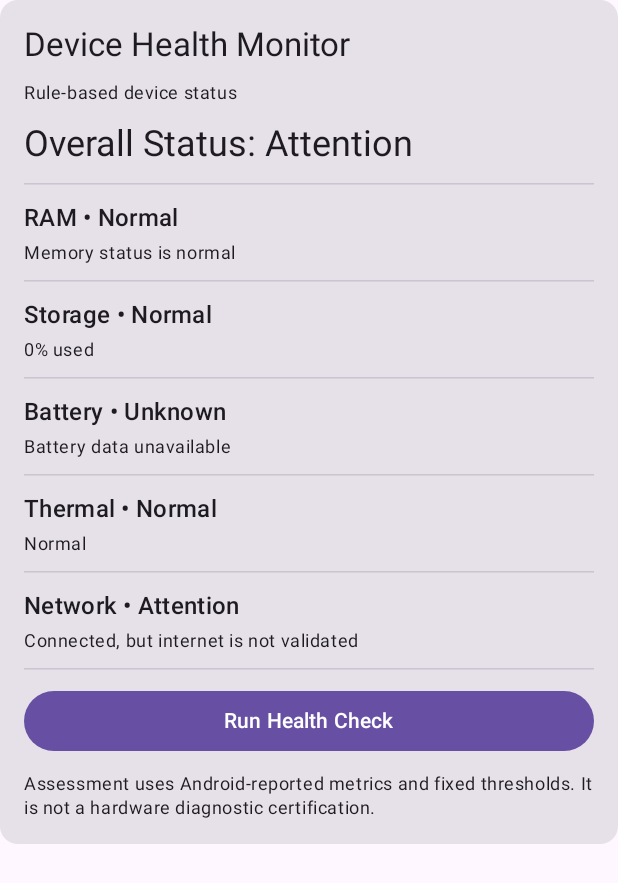
After one commit to anbsolution/Device-manager, an Android app built with Jetpack Compose: the composable DeviceHealthPanel shown on its own in the app's theme, on a phone screen of 412 x 824 dp. The commit adds this screen. Shown: the top 883 px of the screen. Run offline under Robolectric (Android 15) with nearby library versions, the phone set to English and light mode, and no system bars.

Commit message:
Add Phase 10 device health monitoring

```diff
--- a/app/build.gradle.kts
+++ b/app/build.gradle.kts
@@ -13,8 +13,8 @@ android {
         applicationId = "com.anb.devicemanager"
         minSdk = 26
         targetSdk = 35
-        versionCode = 7
-        versionName = "1.6.0"
+        versionCode = 8
+        versionName = "1.7.0"
     }
 
     compileOptions {
--- a/app/src/main/java/com/anb/devicemanager/MainActivity.kt
+++ b/app/src/main/java/com/anb/devicemanager/MainActivity.kt
@@ -22,6 +22,7 @@ import com.anb.devicemanager.ui.StorageIntelligencePanel
 import com.anb.devicemanager.ui.PermissionIntelligencePanel
 
 import com.anb.devicemanager.ui.DeviceDiagnosticsPanel
+import com.anb.devicemanager.ui.DeviceHealthPanel
 import com.anb.devicemanager.ui.UsageIntelligencePanel
 
 
@@ -139,6 +140,10 @@ fun Dashboard(
             }
 
             item {
+                DeviceHealthPanel(context)
+            }
+
+            item {
                 Card(modifier = Modifier.fillMaxWidth()) {
                     Column(Modifier.padding(16.dp)) {
                         Text("Installed Applications")
--- /dev/null
+++ b/app/src/main/java/com/anb/devicemanager/monitoring/DeviceHealthMonitor.kt
@@ -0,0 +1,86 @@
+package com.anb.devicemanager.monitoring
+
+data class HealthCheck(
+    val title: String,
+    val status: String,
+    val detail: String
+)
+
+data class DeviceHealthReport(
+    val overallStatus: String,
+    val checks: List<HealthCheck>
+)
+
+class DeviceHealthMonitor {
+
+    fun evaluate(
+        performance: PerformanceInfo,
+        storage: StorageInfo,
+        battery: BatteryInfo?,
+        network: NetworkInfo
+    ): DeviceHealthReport {
+
+        val checks = mutableListOf<HealthCheck>()
+
+        checks += when {
+            performance.lowMemory ->
+                HealthCheck("RAM", "Critical", "Android reports low memory")
+            performance.totalRam > 0 &&
+                performance.availableRam * 100 / performance.totalRam < 10 ->
+                HealthCheck("RAM", "Attention", "Available RAM is below 10%")
+            else ->
+                HealthCheck("RAM", "Normal", "Memory status is normal")
+        }
+
+        checks += when {
+            storage.usedPercent >= 95 ->
+                HealthCheck("Storage", "Critical", "${storage.usedPercent}% used")
+            storage.usedPercent >= 85 ->
+                HealthCheck("Storage", "Attention", "${storage.usedPercent}% used")
+            else ->
+                HealthCheck("Storage", "Normal", "${storage.usedPercent}% used")
+        }
+
+        checks += when {
+            battery == null ->
+                HealthCheck("Battery", "Unknown", "Battery data unavailable")
+            battery.health == "Overheat" ->
+                HealthCheck("Battery", "Critical", "Android reports battery overheat")
+            battery.health != "Good" && battery.health != "Unknown" ->
+                HealthCheck("Battery", "Attention", battery.health)
+            battery.temperature >= 45f ->
+                HealthCheck("Battery", "Attention", "Temperature: ${battery.temperature} °C")
+            else ->
+                HealthCheck("Battery", "Normal", "Battery status: ${battery.health}")
+        }
+
+        checks += when (performance.thermalStatus) {
+            "Critical", "Emergency", "Shutdown" ->
+                HealthCheck("Thermal", "Critical", performance.thermalStatus)
+            "Severe", "Moderate" ->
+                HealthCheck("Thermal", "Attention", performance.thermalStatus)
+            "Normal", "Light" ->
+                HealthCheck("Thermal", "Normal", performance.thermalStatus)
+            else ->
+                HealthCheck("Thermal", "Unknown", performance.thermalStatus)
+        }
+
+        checks += when {
+            network.internetValidated ->
+                HealthCheck("Network", "Normal", "Internet connection validated")
+            network.connected ->
+                HealthCheck("Network", "Attention", "Connected, but internet is not validated")
+            else ->
+                HealthCheck("Network", "Attention", "No active network")
+        }
+
+        val overall = when {
+            checks.any { it.status == "Critical" } -> "Critical"
+            checks.any { it.status == "Attention" } -> "Attention"
+            checks.all { it.status == "Normal" } -> "Normal"
+            else -> "Unknown"
+        }
+
+        return DeviceHealthReport(overall, checks)
+    }
+}
--- /dev/null
+++ b/app/src/main/java/com/anb/devicemanager/ui/DeviceHealthPanel.kt
@@ -0,0 +1,98 @@
+package com.anb.devicemanager.ui
+
+import android.content.Context
+import androidx.compose.foundation.layout.*
+import androidx.compose.material3.*
+import androidx.compose.runtime.*
+import androidx.compose.ui.Modifier
+import androidx.compose.ui.unit.dp
+import com.anb.devicemanager.monitoring.*
+
+@Composable
+fun DeviceHealthPanel(context: Context) {
+    var report by remember {
+        mutableStateOf<DeviceHealthReport?>(null)
+    }
+    var error by remember { mutableStateOf(false) }
+
+    fun refresh() {
+        try {
+            val performance = PerformanceMonitor(context).getMetrics()
+            val storage = StorageMonitor(context).getStorageInfo()
+            val battery = BatteryMonitor(context).getBatteryInfo()
+            val network = NetworkMonitor(context).getNetworkInfo()
+
+            report = DeviceHealthMonitor().evaluate(
+                performance,
+                storage,
+                battery,
+                network
+            )
+            error = false
+        } catch (_: Exception) {
+            error = true
+        }
+    }
+
+    LaunchedEffect(Unit) {
+        refresh()
+    }
+
+    Card(modifier = Modifier.fillMaxWidth()) {
+        Column(
+            modifier = Modifier.padding(16.dp),
+            verticalArrangement = Arrangement.spacedBy(10.dp)
+        ) {
+            Text(
+                "Device Health Monitor",
+                style = MaterialTheme.typography.titleLarge
+            )
+
+            Text(
+                "Rule-based device status",
+                style = MaterialTheme.typography.bodySmall
+            )
+
+            if (error) {
+                Text("Unable to read some device metrics.")
+            }
+
+            report?.let { result ->
+                Text(
+                    "Overall Status: ${result.overallStatus}",
+                    style = MaterialTheme.typography.headlineSmall
+                )
+
+                HorizontalDivider()
+
+                result.checks.forEach { check ->
+                    Column(
+                        verticalArrangement = Arrangement.spacedBy(3.dp)
+                    ) {
+                        Text(
+                            "${check.title} • ${check.status}",
+                            style = MaterialTheme.typography.titleMedium
+                        )
+                        Text(
+                            check.detail,
+                            style = MaterialTheme.typography.bodySmall
+                        )
+                    }
+                    HorizontalDivider()
+                }
+            } ?: Text("Reading device status...")
+
+            Button(
+                onClick = { refresh() },
+                modifier = Modifier.fillMaxWidth()
+            ) {
+                Text("Run Health Check")
+            }
+
+            Text(
+                "Assessment uses Android-reported metrics and fixed thresholds. It is not a hardware diagnostic certification.",
+                style = MaterialTheme.typography.bodySmall
+            )
+        }
+    }
+}
```
